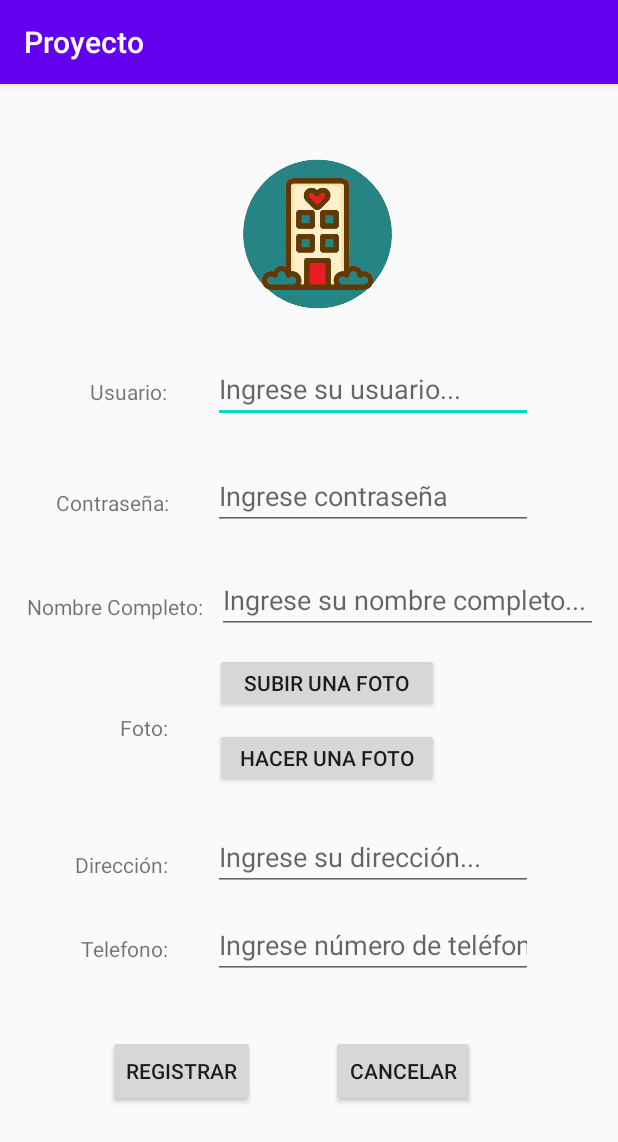
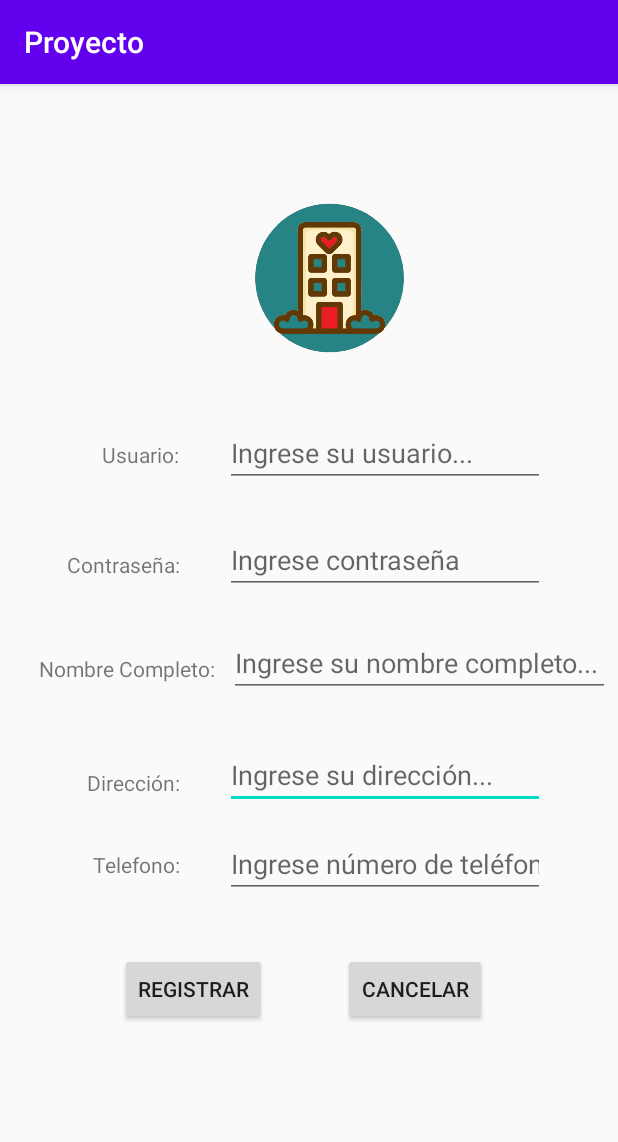
Before and after one commit to JonathanBoVi/ProyectoMoviles, an Android app: the screen it shows after launch (registrarUsu), after a tap on "REGÍSTRATE", on a phone screen of 412 x 824 dp. Shown: the top 1142 px of the screen. Run offline under Robolectric (Android 15) with nearby library versions, the phone set to English and light mode, and no system bars; our stand-ins replace Firebase (no records; nobody signed in at launch, a user with empty details on screens opened directly), Volley.

Commit message:
registrar

```diff
--- a/app/src/main/java/com/bonilla/proyecto/registrarUsu.java
+++ b/app/src/main/java/com/bonilla/proyecto/registrarUsu.java
@@ -62,21 +62,7 @@ public class registrarUsu extends AppCompatActivity {
         }
     };
 
-    private View.OnClickListener listHac=new View.OnClickListener(){
-        @Override
-        public void onClick(View v) {
-            tomarFoto();
-        }
-    };
 
-    private View.OnClickListener listReg=new View.OnClickListener(){
-        @Override
-        public void onClick(View v) {
-            registrarUsuario("http://proyectofinalhotel.000webhostapp.com/registrar.php");
-            Intent intent=new Intent(getApplicationContext(),MainActivity.class);
-            startActivity(intent);
-        }
-    };
 
     @Override
     protected void onCreate(Bundle savedInstanceState) {
@@ -85,23 +71,34 @@ public class registrarUsu extends AppCompatActivity {
         btnCan=findViewById(R.id.btnCancelar);
         btnCan.setOnClickListener(listCan);
         btnRegis=findViewById(R.id.btnRegistrar);
-        btnRegis.setOnClickListener(listReg);
+      //  btnRegis.setOnClickListener(listReg);
         usu=findViewById(R.id.txtUsu);
         cont=findViewById(R.id.txtCont);
         nom=findViewById(R.id.txtNombre);
         dire=findViewById(R.id.txtDireccion);
         telf=findViewById(R.id.txtTelefono);
-        btnHac=findViewById(R.id.btnHacer);
-        btnHac.setOnClickListener(listHac);
 
 
+        btnRegis.setOnClickListener(new View.OnClickListener() {
+            @Override
+            public void onClick(View v) {
+                registrarUsuario("http://proyectofinalhotel.000webhostapp.com/registrar.php");
+                Intent intent=new Intent(getApplicationContext(),MainActivity.class);
+                startActivity(intent);
+            }
+        });
+
     }
+
+
 
     private void registrarUsuario(String URL){
         StringRequest stringRequest=new StringRequest(Request.Method.POST, URL, new Response.Listener<String>() {
             @Override
             public void onResponse(String response) {
-                if (response.equalsIgnoreCase("Usuario Registrado")){
+                Log.e("USU",response);
+                if (response.equalsIgnoreCase("Usuario registrado")){
+                    Toast.makeText(registrarUsu.this, "Usuario Registrado Correctamente", Toast.LENGTH_SHORT).show();
                     alerta();
                 } else {
                     Toast.makeText(registrarUsu.this, "Ocurrio un error intentalo de nuevo", Toast.LENGTH_SHORT).show();
@@ -120,12 +117,11 @@ public class registrarUsu extends AppCompatActivity {
             @Override
             protected Map<String, String> getParams() throws AuthFailureError {
                 Map<String,String> parametros=new HashMap<String,String>();
-                parametros.put("usuario",usuario);
-                parametros.put("contrasena",contra);
-                parametros.put("nombre",nombre);
-                parametros.put("foto",foto="0");
-                parametros.put("direc",direcci);
-                parametros.put("tele",telefo);
+                parametros.put("usuario",usu.getText().toString());
+                parametros.put("contrasena",cont.getText().toString());
+                parametros.put("nombre",nom.getText().toString());
+                parametros.put("direc",dire.getText().toString());
+                parametros.put("tele",telf.getText().toString());
                 return parametros;
             }
         };
@@ -220,8 +216,4 @@ public class registrarUsu extends AppCompatActivity {
     }
 
 
-
-
-
-
 }
--- a/app/src/main/res/layout/activity_registrar_usu.xml
+++ b/app/src/main/res/layout/activity_registrar_usu.xml
@@ -12,10 +12,10 @@
         android:layout_height="113dp"
         app:layout_constraintBottom_toBottomOf="parent"
         app:layout_constraintEnd_toEndOf="parent"
-        app:layout_constraintHorizontal_bias="0.523"
+        app:layout_constraintHorizontal_bias="0.553"
         app:layout_constraintStart_toStartOf="parent"
         app:layout_constraintTop_toTopOf="parent"
-        app:layout_constraintVertical_bias="0.066"
+        app:layout_constraintVertical_bias="0.111"
         app:srcCompat="@drawable/logoo" />
 
     <Button
@@ -25,10 +25,62 @@
         android:text="Cancelar"
         app:layout_constraintBottom_toBottomOf="parent"
         app:layout_constraintEnd_toEndOf="parent"
-        app:layout_constraintHorizontal_bias="0.699"
+        app:layout_constraintHorizontal_bias="0.724"
         app:layout_constraintStart_toStartOf="parent"
         app:layout_constraintTop_toTopOf="parent"
-        app:layout_constraintVertical_bias="0.881" />
+        app:layout_constraintVertical_bias="0.805" />
+
+    <TextView
+        android:id="@+id/textView7"
+        android:layout_width="wrap_content"
+        android:layout_height="wrap_content"
+        android:text="Telefono:"
+        app:layout_constraintBottom_toBottomOf="parent"
+        app:layout_constraintEnd_toEndOf="parent"
+        app:layout_constraintHorizontal_bias="0.175"
+        app:layout_constraintStart_toStartOf="parent"
+        app:layout_constraintTop_toTopOf="parent"
+        app:layout_constraintVertical_bias="0.682" />
+
+    <EditText
+        android:id="@+id/txtDireccion"
+        android:layout_width="wrap_content"
+        android:layout_height="wrap_content"
+        android:ems="10"
+        android:hint="Ingrese su dirección..."
+        android:inputType="textPersonName"
+        app:layout_constraintBottom_toBottomOf="parent"
+        app:layout_constraintEnd_toEndOf="parent"
+        app:layout_constraintHorizontal_bias="0.756"
+        app:layout_constraintStart_toStartOf="parent"
+        app:layout_constraintTop_toTopOf="parent"
+        app:layout_constraintVertical_bias="0.606" />
+
+    <Button
+        android:id="@+id/btnRegistrar"
+        android:layout_width="wrap_content"
+        android:layout_height="wrap_content"
+        android:text="Registrar"
+        app:layout_constraintBottom_toBottomOf="parent"
+        app:layout_constraintEnd_toEndOf="parent"
+        app:layout_constraintHorizontal_bias="0.255"
+        app:layout_constraintStart_toStartOf="parent"
+        app:layout_constraintTop_toTopOf="parent"
+        app:layout_constraintVertical_bias="0.805" />
+
+    <EditText
+        android:id="@+id/txtTelefono"
+        android:layout_width="wrap_content"
+        android:layout_height="wrap_content"
+        android:ems="10"
+        android:hint="Ingrese número de teléfono"
+        android:inputType="phone"
+        app:layout_constraintBottom_toBottomOf="parent"
+        app:layout_constraintEnd_toEndOf="parent"
+        app:layout_constraintHorizontal_bias="0.756"
+        app:layout_constraintStart_toStartOf="parent"
+        app:layout_constraintTop_toTopOf="parent"
+        app:layout_constraintVertical_bias="0.688" />
 
     <TextView
         android:id="@+id/textView2"
@@ -37,10 +89,10 @@
         android:text="Usuario:"
         app:layout_constraintBottom_toBottomOf="parent"
         app:layout_constraintEnd_toEndOf="parent"
-        app:layout_constraintHorizontal_bias="0.166"
+        app:layout_constraintHorizontal_bias="0.188"
         app:layout_constraintStart_toStartOf="parent"
         app:layout_constraintTop_toTopOf="parent"
-        app:layout_constraintVertical_bias="0.261" />
+        app:layout_constraintVertical_bias="0.317" />
 
     <TextView
         android:id="@+id/textView3"
@@ -49,34 +101,10 @@
         android:text="Contraseña:"
         app:layout_constraintBottom_toBottomOf="parent"
         app:layout_constraintEnd_toEndOf="parent"
-        app:layout_constraintHorizontal_bias="0.11"
+        app:layout_constraintHorizontal_bias="0.133"
         app:layout_constraintStart_toStartOf="parent"
         app:layout_constraintTop_toTopOf="parent"
-        app:layout_constraintVertical_bias="0.36" />
-
-    <TextView
-        android:id="@+id/textView6"
-        android:layout_width="wrap_content"
-        android:layout_height="wrap_content"
-        android:text="Dirección:"
-        app:layout_constraintBottom_toBottomOf="parent"
-        app:layout_constraintEnd_toEndOf="parent"
-        app:layout_constraintHorizontal_bias="0.143"
-        app:layout_constraintStart_toStartOf="parent"
-        app:layout_constraintTop_toTopOf="parent"
-        app:layout_constraintVertical_bias="0.682" />
-
-    <TextView
-        android:id="@+id/textView7"
-        android:layout_width="wrap_content"
-        android:layout_height="wrap_content"
-        android:text="Telefono:"
-        app:layout_constraintBottom_toBottomOf="parent"
-        app:layout_constraintEnd_toEndOf="parent"
-        app:layout_constraintHorizontal_bias="0.152"
-        app:layout_constraintStart_toStartOf="parent"
-        app:layout_constraintTop_toTopOf="parent"
-        app:layout_constraintVertical_bias="0.757" />
+        app:layout_constraintVertical_bias="0.415" />
 
     <TextView
         android:id="@+id/textView4"
@@ -85,22 +113,10 @@
         android:text="Nombre Completo:"
         app:layout_constraintBottom_toBottomOf="parent"
         app:layout_constraintEnd_toEndOf="parent"
-        app:layout_constraintHorizontal_bias="0.061"
+        app:layout_constraintHorizontal_bias="0.088"
         app:layout_constraintStart_toStartOf="parent"
         app:layout_constraintTop_toTopOf="parent"
-        app:layout_constraintVertical_bias="0.452" />
-
-    <TextView
-        android:id="@+id/textView5"
-        android:layout_width="wrap_content"
-        android:layout_height="wrap_content"
-        android:text="Foto:"
-        app:layout_constraintBottom_toBottomOf="parent"
-        app:layout_constraintEnd_toEndOf="parent"
-        app:layout_constraintHorizontal_bias="0.211"
-        app:layout_constraintStart_toStartOf="parent"
-        app:layout_constraintTop_toTopOf="parent"
-        app:layout_constraintVertical_bias="0.56" />
+        app:layout_constraintVertical_bias="0.508" />
 
     <EditText
         android:id="@+id/txtUsu"
@@ -111,24 +127,10 @@
         android:inputType="textPersonName"
         app:layout_constraintBottom_toBottomOf="parent"
         app:layout_constraintEnd_toEndOf="parent"
-        app:layout_constraintHorizontal_bias="0.716"
+        app:layout_constraintHorizontal_bias="0.756"
         app:layout_constraintStart_toStartOf="parent"
         app:layout_constraintTop_toTopOf="parent"
-        app:layout_constraintVertical_bias="0.25" />
-
-    <EditText
-        android:id="@+id/txtDireccion"
-        android:layout_width="wrap_content"
-        android:layout_height="wrap_content"
-        android:ems="10"
-        android:hint="Ingrese su dirección..."
-        android:inputType="textPersonName"
-        app:layout_constraintBottom_toBottomOf="parent"
-        app:layout_constraintEnd_toEndOf="parent"
-        app:layout_constraintHorizontal_bias="0.716"
-        app:layout_constraintStart_toStartOf="parent"
-        app:layout_constraintTop_toTopOf="parent"
-        app:layout_constraintVertical_bias="0.682" />
+        app:layout_constraintVertical_bias="0.309" />
 
     <EditText
         android:id="@+id/txtNombre"
@@ -139,46 +141,10 @@
         android:inputType="textPersonName"
         app:layout_constraintBottom_toBottomOf="parent"
         app:layout_constraintEnd_toEndOf="parent"
-        app:layout_constraintHorizontal_bias="0.917"
+        app:layout_constraintHorizontal_bias="0.968"
         app:layout_constraintStart_toStartOf="parent"
         app:layout_constraintTop_toTopOf="parent"
-        app:layout_constraintVertical_bias="0.447" />
-
-    <Button
-        android:id="@+id/btnSubir"
-        android:layout_width="149dp"
-        android:layout_height="39dp"
-        android:text="Subir una foto"
-        app:layout_constraintBottom_toBottomOf="parent"
-        app:layout_constraintEnd_toEndOf="parent"
-        app:layout_constraintHorizontal_bias="0.545"
-        app:layout_constraintStart_toStartOf="parent"
-        app:layout_constraintTop_toTopOf="parent"
-        app:layout_constraintVertical_bias="0.521" />
-
-    <Button
-        android:id="@+id/btnHacer"
-        android:layout_width="149dp"
-        android:layout_height="39dp"
-        android:text="Hacer una foto"
-        app:layout_constraintBottom_toBottomOf="parent"
-        app:layout_constraintEnd_toEndOf="parent"
-        app:layout_constraintHorizontal_bias="0.545"
-        app:layout_constraintStart_toStartOf="parent"
-        app:layout_constraintTop_toTopOf="parent"
-        app:layout_constraintVertical_bias="0.589" />
-
-    <Button
-        android:id="@+id/btnRegistrar"
-        android:layout_width="wrap_content"
-        android:layout_height="wrap_content"
-        android:text="Registrar"
-        app:layout_constraintBottom_toBottomOf="parent"
-        app:layout_constraintEnd_toEndOf="parent"
-        app:layout_constraintHorizontal_bias="0.23"
-        app:layout_constraintStart_toStartOf="parent"
-        app:layout_constraintTop_toTopOf="parent"
-        app:layout_constraintVertical_bias="0.881" />
+        app:layout_constraintVertical_bias="0.505" />
 
     <EditText
         android:id="@+id/txtCont"
@@ -189,24 +155,22 @@
         android:inputType="textPassword"
         app:layout_constraintBottom_toBottomOf="parent"
         app:layout_constraintEnd_toEndOf="parent"
-        app:layout_constraintHorizontal_bias="0.716"
+        app:layout_constraintHorizontal_bias="0.756"
         app:layout_constraintStart_toStartOf="parent"
         app:layout_constraintTop_toTopOf="parent"
-        app:layout_constraintVertical_bias="0.349" />
+        app:layout_constraintVertical_bias="0.408" />
 
-    <EditText
-        android:id="@+id/txtTelefono"
+    <TextView
+        android:id="@+id/textView6"
         android:layout_width="wrap_content"
         android:layout_height="wrap_content"
-        android:ems="10"
-        android:hint="Ingrese número de teléfono"
-        android:inputType="phone"
+        android:text="Dirección:"
         app:layout_constraintBottom_toBottomOf="parent"
         app:layout_constraintEnd_toEndOf="parent"
-        app:layout_constraintHorizontal_bias="0.716"
+        app:layout_constraintHorizontal_bias="0.166"
         app:layout_constraintStart_toStartOf="parent"
         app:layout_constraintTop_toTopOf="parent"
-        app:layout_constraintVertical_bias="0.763" />
+        app:layout_constraintVertical_bias="0.609" />
 
 
 </androidx.constraintlayout.widget.ConstraintLayout>
--- a/app/src/main/res/layout/lista_recomendados.xml
+++ b/app/src/main/res/layout/lista_recomendados.xml
@@ -34,6 +34,9 @@
             android:layout_width="wrap_content"
             android:layout_height="wrap_content"
             android:numStars="5"
-            android:rating="4" />
+            android:rating="4"
+            android:clickable="false"
+            />
+
     </LinearLayout>
 </LinearLayout>
```
Also changed, not shown: 1 other file.
